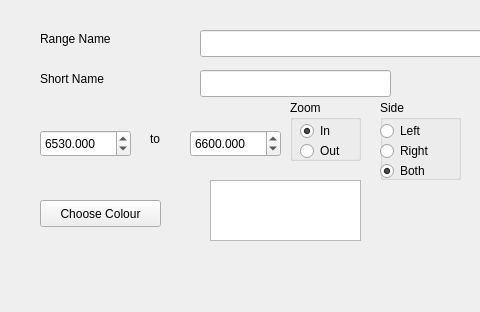
Old version of the form Numpy/Sdadmin/newrangedlg.ui in the repository JohnMCollins/python-astro-progs; both pictures show x 0 to 480 and y 0 to 312 of the 787 by 312 pixel window.
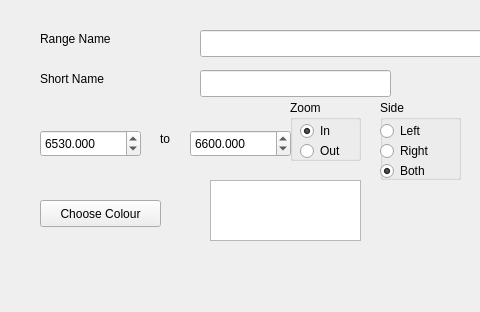
New version of the form.

Patch:
```diff
--- a/Numpy/Sdadmin/newrangedlg.ui
+++ b/Numpy/Sdadmin/newrangedlg.ui
@@ -126,7 +126,7 @@
   <widget class="QLabel" name="label_9">
    <property name="geometry">
     <rect>
-     <x>150</x>
+     <x>160</x>
      <y>130</y>
      <width>31</width>
      <height>17</height>
@@ -141,7 +141,7 @@
     <rect>
      <x>190</x>
      <y>130</y>
-     <width>91</width>
+     <width>101</width>
      <height>27</height>
     </rect>
    </property>
@@ -169,7 +169,7 @@
     <rect>
      <x>40</x>
      <y>130</y>
-     <width>91</width>
+     <width>101</width>
      <height>27</height>
     </rect>
    </property>
```
